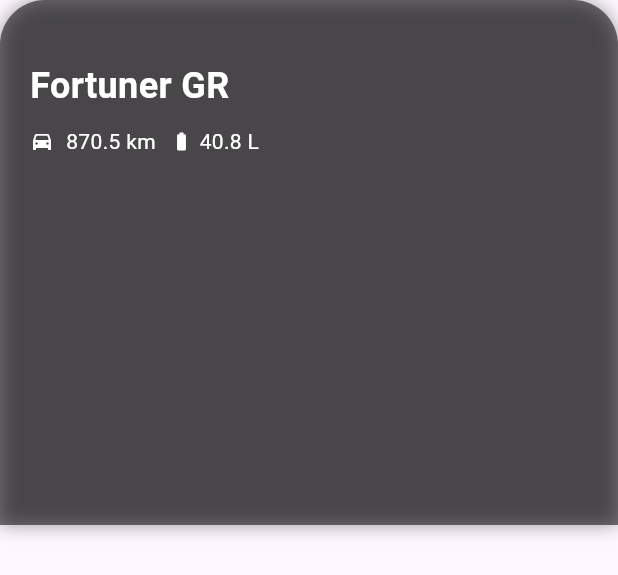
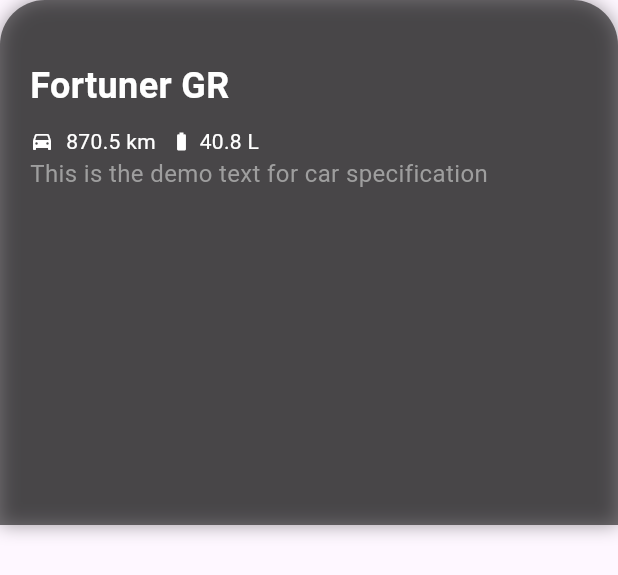
Before and after one commit to mdrahib46/Gari-Wala, a Flutter app: what carDetailCard() shows on an empty page, opened directly with sample values from the repository, on a phone screen of 412 x 824 dp. Shown: the top 575 px of the screen. Run offline on Flutter 3.47's test engine with Material 3 defaults, Android fonts, the phone set to English and light mode, and no system bars; our stand-ins replace firebase_core, flutter_map, latlong2; accounts and stored records are empty.

Commit message:
New Text added

```diff
--- a/lib/presentation/ui/screens/MapsDetailsScreen.dart
+++ b/lib/presentation/ui/screens/MapsDetailsScreen.dart
@@ -93,6 +93,11 @@
             ),
           ],
         ),
+        Column(
+          children: [
+            Text('This is the demo text for car specification')
+          ],
+        )
       ],
     ),
   );
```
